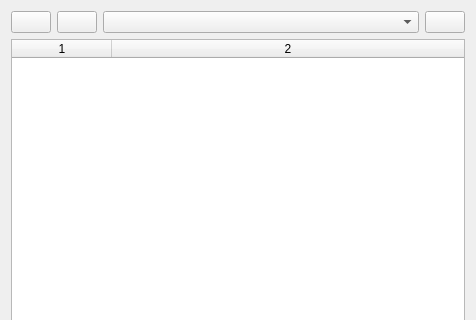
The window that rqt_tracker_id_selector/resource/IdSelector.ui (stfuchs/feature_trajectory_clustering) describes before a commit, drawn with Qt 5; both pictures show x 0 to 476 and y 0 to 320 of the 476 by 890 pixel window.
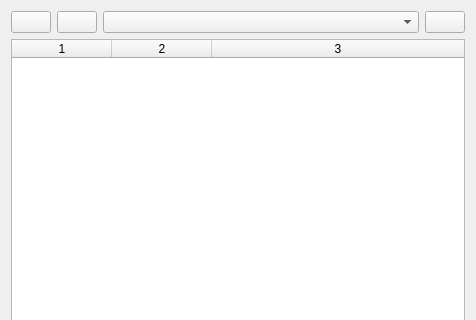
The same window after the commit.

```diff
--- a/rqt_tracker_id_selector/resource/IdSelector.ui
+++ b/rqt_tracker_id_selector/resource/IdSelector.ui
@@ -66,11 +66,14 @@
       <bool>false</bool>
      </property>
      <property name="sortingEnabled">
-      <bool>true</bool>
+      <bool>false</bool>
      </property>
      <property name="columnCount">
-      <number>2</number>
+      <number>3</number>
      </property>
+     <attribute name="horizontalHeaderVisible">
+      <bool>true</bool>
+     </attribute>
      <attribute name="horizontalHeaderCascadingSectionResizes">
       <bool>true</bool>
      </attribute>
@@ -91,6 +94,7 @@
      </attribute>
      <column/>
      <column/>
+     <column/>
     </widget>
    </item>
   </layout>
```
